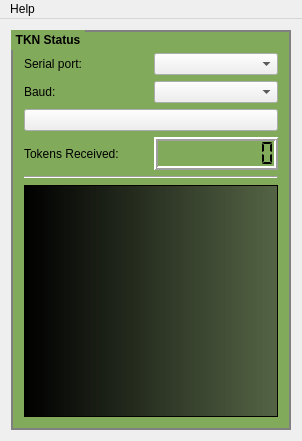
First picture: the form in PC/gui/TKN_Window.ui, repository chrispap/TKN, before the edit.
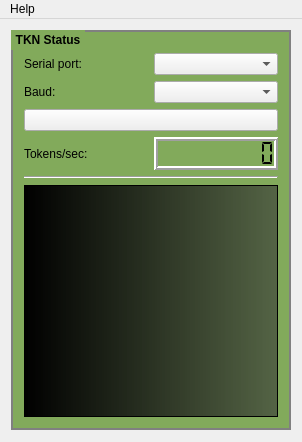
Second picture: the form after the edit. Icons and pictures are not drawn.

Commit message: Indicate tokens per sec instead of total token number.

Diff of the .ui file:
```diff
--- a/PC/gui/TKN_Window.ui
+++ b/PC/gui/TKN_Window.ui
@@ -7,7 +7,7 @@
     <x>0</x>
     <y>0</y>
     <width>298</width>
-    <height>439</height>
+    <height>442</height>
    </rect>
   </property>
   <property name="sizePolicy">
@@ -118,7 +118,7 @@
          <item row="0" column="0">
           <widget class="QLabel" name="label_5">
            <property name="text">
-            <string>Tokens Received:</string>
+            <string>Tokens/sec:</string>
            </property>
           </widget>
          </item>
```
Left out of the diff: 10 changed lines with no effect on the pictures. The commit also changes 6 other files.
